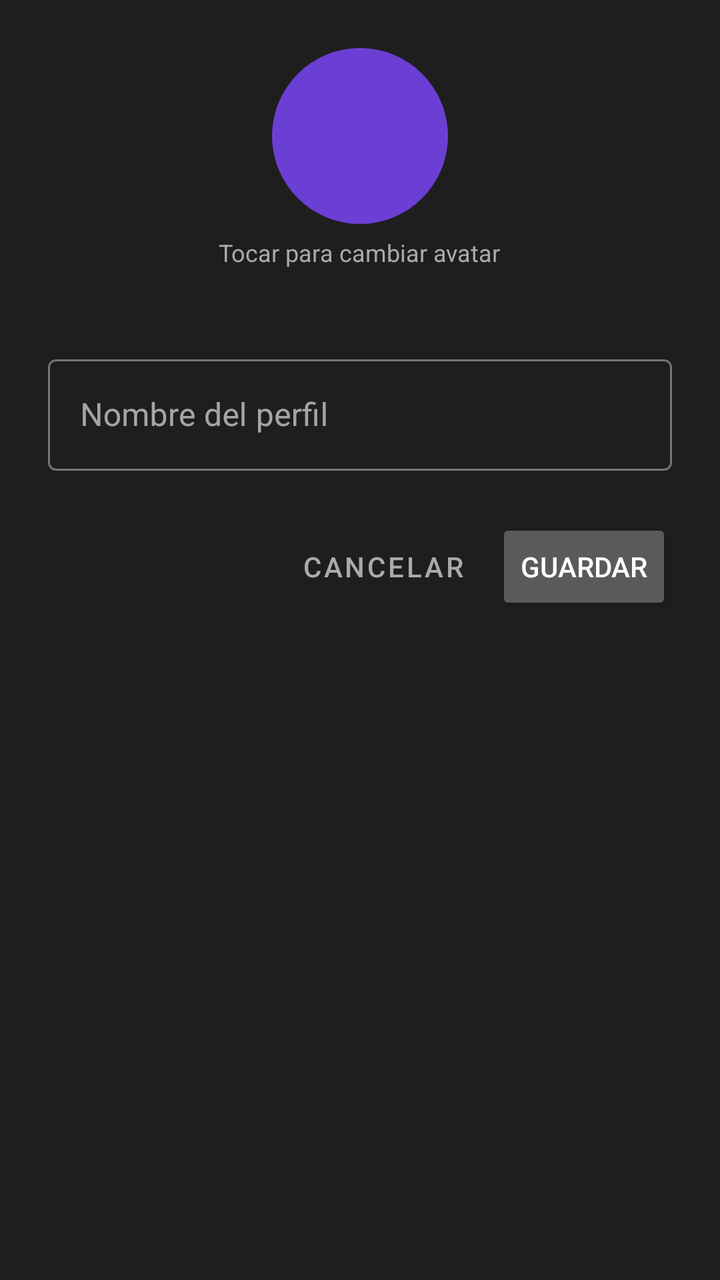
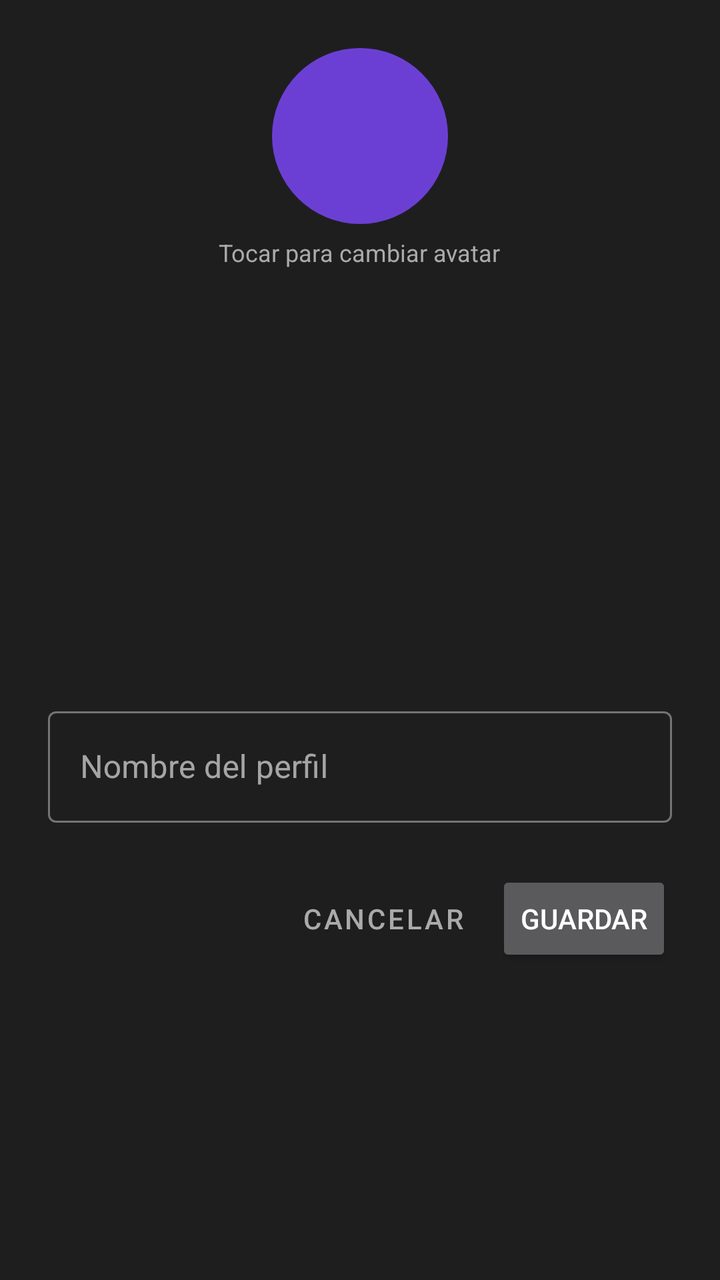

An Android layout rendered at two revisions. The XML below is the earlier revision; the diff shows what the commit changed to produce the second picture.
<!-- AndroidManifest.xml: application theme Theme.MiIPTV -->
<!-- res/layout/dialog_profile_edit.xml -->
<?xml version="1.0" encoding="utf-8"?>
<LinearLayout
    xmlns:android="http://schemas.android.com/apk/res/android"
    android:layout_width="match_parent"
    android:layout_height="wrap_content"
    android:orientation="vertical"
    android:padding="24dp"
    android:background="#1E1E1E">

    
    <FrameLayout
        android:id="@+id/flEditAvatar"
        android:layout_width="88dp"
        android:layout_height="88dp"
        android:layout_gravity="center_horizontal"
        android:layout_marginBottom="6dp">

        <View
            android:id="@+id/vEditAvatarCircle"
            android:layout_width="match_parent"
            android:layout_height="match_parent"
            android:background="@drawable/bg_profile_avatar"/>

        <ImageView
            android:id="@+id/ivEditAvatarImage"
            android:layout_width="match_parent"
            android:layout_height="match_parent"
            android:scaleType="centerCrop"
            android:visibility="gone"/>

        <TextView
            android:id="@+id/tvEditAvatarEmoji"
            android:layout_width="match_parent"
            android:layout_height="match_parent"
            android:gravity="center"
            android:textSize="36sp"
            android:includeFontPadding="false"
            android:visibility="gone"/>

    </FrameLayout>

    <TextView
        android:id="@+id/tvChangeAvatar"
        android:layout_width="wrap_content"
        android:layout_height="wrap_content"
        android:layout_gravity="center_horizontal"
        android:layout_marginBottom="20dp"
        android:text="@string/profile_change_avatar"
        android:textColor="#AAAAAA"
        android:textSize="12sp"/>

    
    <androidx.recyclerview.widget.RecyclerView
        android:id="@+id/rvAvatarPicker"
        android:layout_width="match_parent"
        android:layout_height="wrap_content"
        android:layout_marginBottom="20dp"/>

    
    <com.google.android.material.textfield.TextInputLayout
        android:layout_width="match_parent"
        android:layout_height="wrap_content"
        android:hint="@string/profile_name_hint"
        style="@style/Widget.MaterialComponents.TextInputLayout.OutlinedBox"
        android:layout_marginBottom="24dp">

        <com.google.android.material.textfield.TextInputEditText
            android:id="@+id/etProfileName"
            android:layout_width="match_parent"
            android:layout_height="wrap_content"
            android:maxLength="20"
            android:singleLine="true"
            android:textColor="#FFFFFF"
            android:inputType="textPersonName|textCapWords"/>

    </com.google.android.material.textfield.TextInputLayout>

    
    <LinearLayout
        android:layout_width="match_parent"
        android:layout_height="wrap_content"
        android:orientation="horizontal"
        android:gravity="end">

        <Button
            android:id="@+id/btnCancelEdit"
            style="@style/Widget.MaterialComponents.Button.TextButton"
            android:layout_width="wrap_content"
            android:layout_height="wrap_content"
            android:text="@string/cancel"
            android:textColor="#AAAAAA"/>

        <Button
            android:id="@+id/btnSaveEdit"
            android:layout_width="wrap_content"
            android:layout_height="wrap_content"
            android:text="@string/save"
            android:layout_marginStart="8dp"/>

    </LinearLayout>

</LinearLayout>
<!-- resources referenced by this layout -->
<resources>
  <!-- drawable bg_profile_avatar (drawable) -->
  <?xml version="1.0" encoding="utf-8"?>
  <shape xmlns:android="http://schemas.android.com/apk/res/android"
      android:shape="oval">
      <solid android:color="#FF6C3FD4"/>
  </shape>
  <string name="cancel">Cancelar</string>
  <string name="profile_change_avatar">Tocar para cambiar avatar</string>
  <string name="profile_name_hint">Nombre del perfil</string>
  <string name="save">Guardar</string>
  <color name="text_light">#FFFFFF</color>
  <color name="text_muted">#B8AED1</color>
  <color name="background_dark">#0A0A0F</color>
  <color name="brand_primary">#FF3CAC</color>
  <color name="brand_primary_dark">#1A0B2E</color>
  <color name="brand_accent">#FF6A00</color>
  <!-- drawable bg_screen (drawable) -->
  <?xml version="1.0" encoding="utf-8"?>
  <layer-list xmlns:android="http://schemas.android.com/apk/res/android">
      <item android:drawable="@drawable/bg_app_gradient" />
      <item android:drawable="@drawable/bg_glow_top" android:top="-120dp" />
  </layer-list>
  <!-- drawable bg_dialog (drawable) -->
  <?xml version="1.0" encoding="utf-8"?>
  <shape xmlns:android="http://schemas.android.com/apk/res/android"
      android:shape="rectangle">
      <solid android:color="@color/dialog_bg" />
      <corners android:radius="16dp" />
      <stroke android:width="1dp" android:color="@color/glass_border" />
  </shape>
  <style name="DialogButtonFramework" parent="android:Widget.Material.Button.Borderless">
          <item name="android:textColor">@color/text_light</item>
          <item name="android:textStyle">bold</item>
      </style>
  <color name="dialog_bg">#1B1230</color>
  <style name="DialogButton" parent="Widget.MaterialComponents.Button.TextButton.Dialog">
          <item name="android:textColor">@color/text_light</item>
          <item name="android:textStyle">bold</item>
          <item name="rippleColor">@color/brand_primary</item>
      </style>
  <!-- drawable bg_app_gradient (drawable) -->
  <?xml version="1.0" encoding="utf-8"?>
  <shape xmlns:android="http://schemas.android.com/apk/res/android"
      android:shape="rectangle">
      <gradient
          android:type="linear"
          android:angle="135"
          android:startColor="@color/background_gradient_start"
          android:endColor="@color/background_gradient_end" />
  </shape>
  <!-- drawable bg_glow_top (drawable) -->
  <?xml version="1.0" encoding="utf-8"?>
  <shape xmlns:android="http://schemas.android.com/apk/res/android"
      android:shape="oval">
      <gradient
          android:type="radial"
          android:gradientRadius="380dp"
          android:centerX="0.5"
          android:centerY="0"
          android:startColor="#40FF3CAC"
          android:centerColor="#15FF6A00"
          android:endColor="#00000000" />
  </shape>
  <color name="glass_border">#3DFFFFFF</color>
  <color name="background_gradient_start">#241242</color>
  <color name="background_gradient_end">#0A0A0F</color>
  <!-- unchanged entries left out for length: 2 -->
</resources>

<!-- the commit's change to res/layout/dialog_profile_edit.xml (unified diff, before → after) -->
@@ -53,7 +53,9 @@
     <androidx.recyclerview.widget.RecyclerView
         android:id="@+id/rvAvatarPicker"
         android:layout_width="match_parent"
-        android:layout_height="wrap_content"
+        android:layout_height="176dp"
+        android:overScrollMode="never"
+        android:clipToPadding="false"
         android:layout_marginBottom="20dp"/>
 
     
